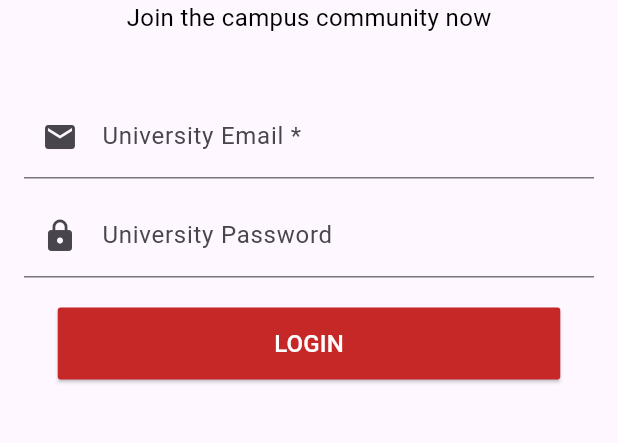
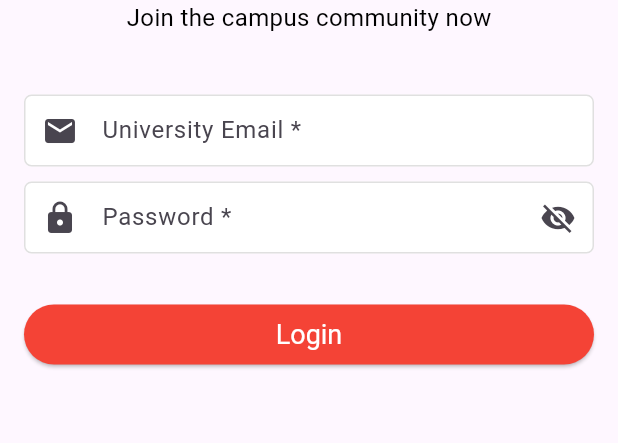
Before and after one commit to Paul-kelvin/final_year_project, a Flutter app: the screen it shows after launch, on a phone screen of 412 x 824 dp, the part 420-863 px from its top. Run offline on Flutter 3.47's test engine with Material 3 defaults, Android fonts, the light colour scheme and no system bars; our stand-ins replace flutter_svg; missing offline and left inert: dart:html.

Commit message:
login_page.dart

```diff
--- a/lib/login_page.dart
+++ b/lib/login_page.dart
@@ -1,3 +1,5 @@
+import 'dart:html';
+
 import 'package:flutter/material.dart';
 import 'dashboard.dart'; // Import for navigation
 
@@ -12,13 +14,14 @@ class _LoginPageState extends State<LoginPage> {
   final _formKey = GlobalKey<FormState>();
   String _email = '';
   String _password = '';
+  bool _passwordVisible = false;
 
   void _navigateToDashboard() {
     // Replace with your actual authentication logic (if needed)
     // For now, assume successful login
     Navigator.pushReplacement(
       context,
-      MaterialPageRoute(builder: (context) => DashboardScreen()),
+      MaterialPageRoute(builder: (context) => CampusPalDashboard()),
     );
   }
 
@@ -81,48 +84,78 @@ class _LoginPageState extends State<LoginPage> {
                           return null;
                         },
                         onSaved: (value) => _email = value!,
-                        decoration: const InputDecoration(
+                        decoration: InputDecoration(
                           labelText: 'University Email *',
                           prefixIcon: Icon(Icons.email),
+                          filled: true,
+                          fillColor: Colors.white,
+                          contentPadding: EdgeInsets.fromLTRB(12.0, 12.0, 12.0, 12.0),
+                          enabledBorder: OutlineInputBorder(
+                            borderRadius: BorderRadius.circular(5.0),
+                            borderSide: BorderSide(color: Colors.grey.shade300, width: 1.0),
+                          ),
+                          focusedBorder: OutlineInputBorder(
+                            borderRadius: BorderRadius.circular(5.0),
+                            borderSide: BorderSide(color: Colors.grey.shade400, width: 1.5),
+                          ),
                         ),
                       ),
                       const SizedBox(height: 10.0),
                       TextFormField(
-                        obscureText: true, // Password field
-                        validator: (value) {
+                        obscureText: !_passwordVisible,
+                        validator:(value) {
                           if (value!.isEmpty) {
                             return 'Please enter your password';
                           }
                           return null;
                         },
                         onSaved: (value) => _password = value!,
-                        decoration: const InputDecoration(
-                          labelText: 'University Password',
+                        decoration: InputDecoration(
+                          labelText: 'Password *',
                           prefixIcon: Icon(Icons.lock),
+                          suffixIcon: IconButton(
+                            icon: Icon(_passwordVisible ? Icons.visibility : Icons.visibility_off),
+                            onPressed: () {
+                              setState(() {
+                                _passwordVisible = !_passwordVisible;
+                              });
+                            },
+                          ),
+                          filled: true,
+                          fillColor: Colors.white,
+                          contentPadding: EdgeInsets.fromLTRB(12.0, 12.0, 12.0, 12.0),
+                          enabledBorder: OutlineInputBorder(
+                            borderRadius: BorderRadius.circular(5.0),
+                            borderSide: BorderSide(color: Colors.grey.shade300, width: 1.0),
+                          ),
+                          focusedBorder: OutlineInputBorder(
+                            borderRadius: BorderRadius.circular(5.0),
+                            borderSide: BorderSide(color: Colors.grey.shade400, width: 1.5),
                           ),
                         ),
-                      const SizedBox(height: 20.0),
-                      ElevatedButton(
+                      ),
+                      const SizedBox(height: 30.0),
+                      SizedBox(
+  width: double.infinity,
+  child: Theme(
+    data: Theme.of(context).copyWith(
+      elevatedButtonTheme: ElevatedButtonThemeData(
+        style: ElevatedButton.styleFrom(
+          primary: Colors.red, // Change this to the desired red color
+          onPrimary: Colors.white,
+          textStyle: TextStyle(fontSize: 18.0),
+        ),
+      ),
+    ),
+    child: ElevatedButton(
       onPressed: () {
         if (_formKey.currentState!.validate()) {
           _formKey.currentState!.save();
           _navigateToDashboard();
         }
       },
-                        child: const Text(
-                          'LOGIN',
-                          style: TextStyle(
-                            color: Colors.white,
-                            fontSize: 16.0,
+      child: Text('Login'),
     ),
-                        ),
-                        style: ElevatedButton.styleFrom(
-                          fixedSize: const Size(335.0, 48.0),
-                          padding: const EdgeInsets.symmetric(horizontal: 8.0),
-                          shape: RoundedRectangleBorder(
-                            borderRadius: BorderRadius.circular(2.0),
-                          ),
-                          primary: Colors.red[800]!, // Adjust color based on #9b3e3e
   ),
 ),
                     ],
```
Lines whose indentation alone changed are shown as unchanged.
